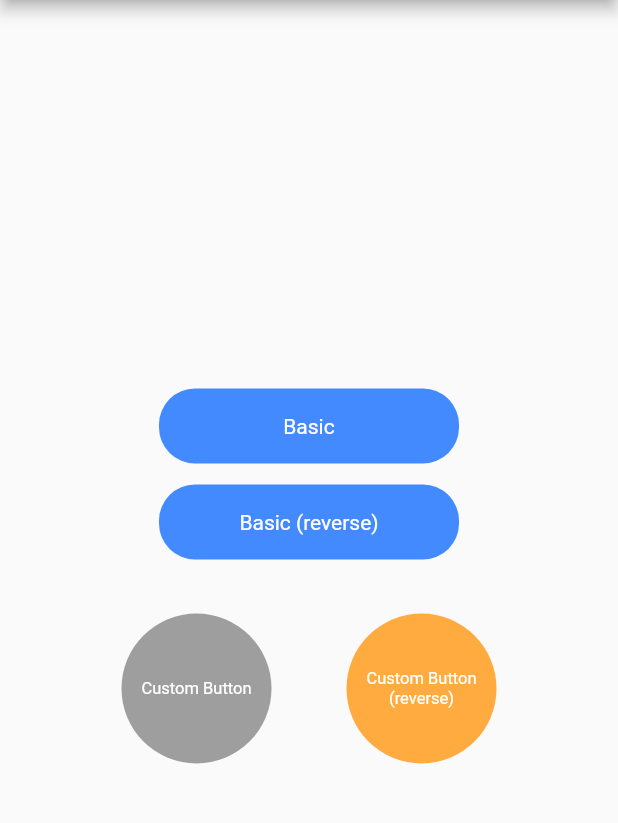
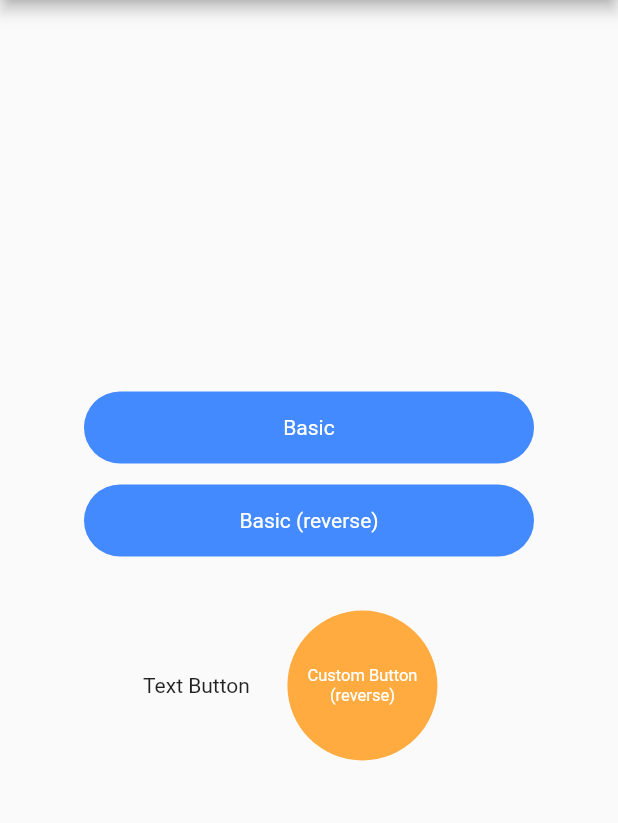
Before and after one commit to Senopiece/scale_button, a Flutter app: the screen it shows after launch, on a phone screen of 412 x 824 dp, the part 84-907 px from its top. Run offline on Flutter 3.47's test engine with Material 2 defaults, Android fonts, the phone set to English and light mode, and no system bars.

Commit message:
🔖 Package version to 2.1.0

```diff
--- a/example/lib/main.dart
+++ b/example/lib/main.dart
@@ -3,17 +3,12 @@ import 'package:flutter/material.dart';
 import 'package:scale_button/scale_button.dart';
 
 void main() {
-  runApp(MaterialApp(
-    home: ExampleScreen(),
-  ));
+  runApp(MaterialApp(home: const MyApp()));
 }
 
-class ExampleScreen extends StatefulWidget {
-  @override
-  _ExampleScreenState createState() => _ExampleScreenState();
-}
+class MyApp extends StatelessWidget {
+  const MyApp({Key? key}) : super(key: key);
 
-class _ExampleScreenState extends State<ExampleScreen> {
   @override
   Widget build(BuildContext context) {
     return Scaffold(
@@ -21,62 +16,59 @@ class _ExampleScreenState extends State<ExampleScreen> {
         centerTitle: true,
         title: Text("Scale Button Example"),
       ),
-      body: Center(
-        child: Column(
+      body: Column(
         mainAxisAlignment: MainAxisAlignment.center,
         children: [
           ScaleButton(
+            child: Container(
+              height: 48.0,
+              width: 300.0,
+              alignment: Alignment.center,
+              decoration: const BoxDecoration(
+                color: Colors.blueAccent,
+                borderRadius: BorderRadius.all(Radius.circular(24.0)),
+              ),
               child: Text(
                 "Basic",
                 style: TextStyle(color: Colors.white),
               ),
-              boxDecoration: BoxDecoration(
-                  color: Colors.blueAccent,
-                  borderRadius: BorderRadius.circular(24.0)),
             ),
-            SizedBox(
-              height: 14.0,
           ),
+          const SizedBox(height: 14.0),
           ScaleButton(
             reverse: true,
+            child: Container(
+              height: 48.0,
+              width: 300.0,
+              alignment: Alignment.center,
+              decoration: const BoxDecoration(
+                color: Colors.blueAccent,
+                borderRadius: BorderRadius.all(Radius.circular(24.0)),
+              ),
               child: Text(
                 "Basic (reverse)",
                 style: TextStyle(color: Colors.white),
               ),
-              boxDecoration: BoxDecoration(
-                  color: Colors.blueAccent,
-                  borderRadius: BorderRadius.circular(24.0)),
             ),
-            SizedBox(
-              height: 36.0,
           ),
+          const SizedBox(height: 36.0),
           Row(
             mainAxisAlignment: MainAxisAlignment.center,
             children: [
+              const ScaleButton(
+                bound: 0.5,
+                duration: Duration(milliseconds: 1500),
+                child: Text("Text Button"),
+              ),
               ScaleButton(
+                bound: 0.8,
+                reverse: true,
+                child: Container(
                   height: 100.0,
                   width: 150.0,
-                  boxDecoration: BoxDecoration(
-                    color: Colors.grey,
-                    shape: BoxShape.circle,
-                  ),
-                  bound: 0.5,
-                  duration: Duration(milliseconds: 1500),
-                  child: Text(
-                    "Custom Button",
-                    style: TextStyle(color: Colors.white, fontSize: 11.0),
-                  ),
-                ),
-                ScaleButton(
-                  onTap: () {
-                    print("Hello, World!");
-                  },
-                  height: 100.0,
-                  width: 150.0,
-                  boxDecoration: BoxDecoration(
-                    color: Colors.orangeAccent,
-                    shape: BoxShape.circle,
-                  ),
+                  decoration: const BoxDecoration(
+                      color: Colors.orangeAccent, shape: BoxShape.circle),
+                  alignment: Alignment.center,
                   child: Text(
                     "Custom Button\n(reverse)",
                     style: TextStyle(
@@ -85,14 +77,12 @@ class _ExampleScreenState extends State<ExampleScreen> {
                     ),
                     textAlign: TextAlign.center,
                   ),
-                  bound: 0.8,
-                  reverse: true,
+                ),
               ),
             ],
           ),
         ],
       ),
-      ),
     );
   }
 }
--- a/lib/scale_button.dart
+++ b/lib/scale_button.dart
@@ -1,36 +1,19 @@
 import 'package:flutter/material.dart';
 
 class ScaleButton extends StatefulWidget {
-  ScaleButton({
+  const ScaleButton({
     Key? key,
-    double width = 200.0,
-    double height = 50.0,
-    BoxDecoration boxDecoration = const BoxDecoration(
-      color: Colors.blueAccent,
-    ),
     Duration duration = const Duration(milliseconds: 300),
     double bound = 0.2,
     VoidCallback? onTap,
     bool reverse = false,
-    Widget? child,
-  })  : this.width = width,
-        this.height = height,
-        this.boxDecoration = boxDecoration,
-        this.duration = duration,
+    required Widget child,
+  })  : this.duration = duration,
         this.bound = bound,
         this.onTap = onTap,
         this.child = child,
         this.reverse = reverse,
         super(key: key);
-
-  /// The width of this canvas element in CSS pixels.
-  final double width;
-
-  /// The height of this canvas element in CSS pixels.
-  final double height;
-
-  /// Adds a custom decoration to Scale Button
-  final BoxDecoration boxDecoration;
 
   /// Adjust the animation speed
   ///
@@ -46,7 +29,7 @@ class ScaleButton extends StatefulWidget {
   final VoidCallback? onTap;
 
   /// The widget below this widget in the tree.
-  final Widget? child;
+  final Widget child;
 
   /// You can choose the type of animation [true : shrink, false: zoom]
   ///
@@ -61,8 +44,10 @@ class _ScaleButtonState extends State<ScaleButton>
     with SingleTickerProviderStateMixin {
   double _scale = 1.0;
   late AnimationController _controller;
+
   @override
   void initState() {
+    super.initState();
     _controller = AnimationController(
       vsync: this,
       duration: widget.duration,
@@ -73,13 +58,12 @@ class _ScaleButtonState extends State<ScaleButton>
               widget.reverse ? 1 + _controller.value : 1 - _controller.value;
         });
       });
-    super.initState();
   }
 
   @override
   void dispose() {
+    _controller.dispose();
     super.dispose();
-    _controller.dispose();
   }
 
   @override
@@ -97,12 +81,7 @@ class _ScaleButtonState extends State<ScaleButton>
       onTap: widget.onTap,
       child: Transform.scale(
         scale: _scale,
-        child: Container(
-            width: widget.width,
-            height: widget.height,
-            alignment: Alignment.center,
-            decoration: widget.boxDecoration,
-            child: widget.child),
+        child: widget.child,
       ),
     );
   }
--- a/pubspec.yaml
+++ b/pubspec.yaml
@@ -16,3 +16,4 @@ dev_dependencies:
     sdk: flutter
 
 flutter:
+  uses-material-design: true
```
Also changed, not shown: example/pubspec.lock, pubspec.lock, 3 other files. Lines whose indentation alone changed are shown as unchanged.
